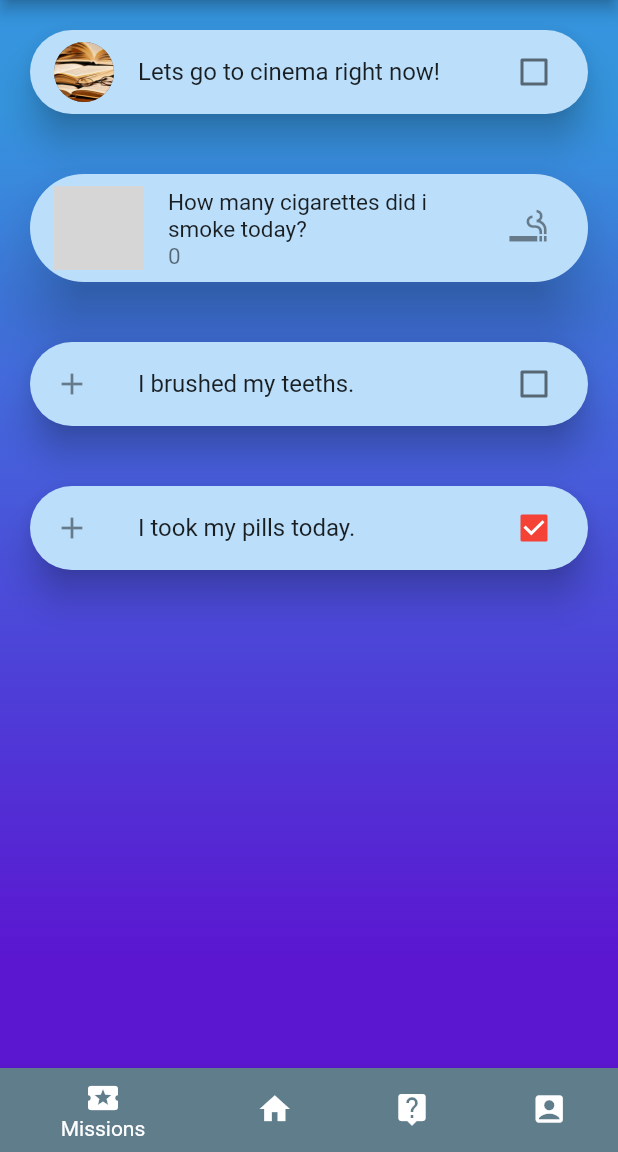
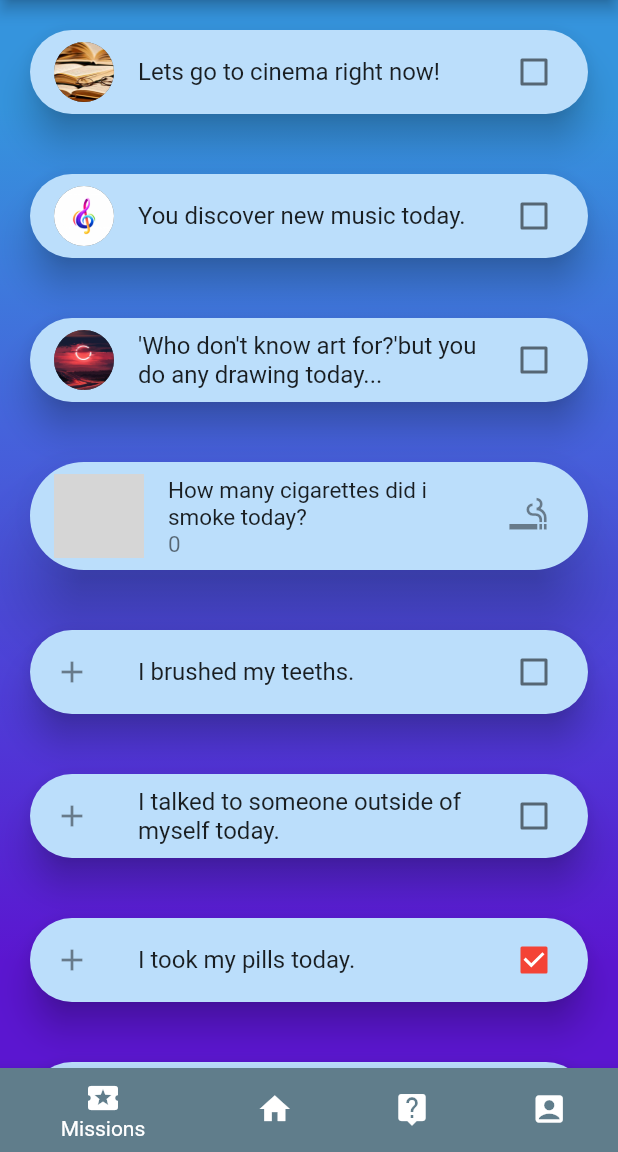
Before and after one commit to Weapfrog/DeppresionCoach, a Flutter app: the SecondPage screen opened directly, after a tap on "I took my pills today.", on a phone screen of 412 x 824 dp, the part 84-1236 px from its top. Run offline on Flutter 3.47's test engine with Material 2 defaults, Android fonts, the phone set to English and light mode, and no system bars; network calls fail; Roboto replaces fonts that are missing (Helvetica); grey boxes are pictures that could not be loaded.

Commit message:
Edited again

```diff
--- a/lib/gorevler.dart
+++ b/lib/gorevler.dart
@@ -3,6 +3,11 @@ import 'package:flutter/material.dart';
 bool checkBoxState = false;
 bool checkBoxState1 = false;
 bool checkBoxState2= false;
+bool checkBoxState3= false;
+bool checkBoxState4= false;
+bool checkBoxState5= false;
+bool checkBoxState6= false;
+bool checkBoxState7= false;
 
 class Gorevler extends StatefulWidget {
   @override
@@ -58,6 +63,56 @@ class GorevlerState extends State<Gorevler> {
             ),
               ],
             ),
+            Column(
+              children: <Widget>[
+                Card(
+              shape: RoundedRectangleBorder(
+                borderRadius: BorderRadius.circular(45.0),
+              ),
+              margin: EdgeInsets.all(20),
+              color: Colors.blue.shade100,
+              elevation: 10,
+              child: CheckboxListTile(
+                value: checkBoxState7,
+                onChanged: (secildi) {
+                  setState(() {
+                    checkBoxState7 = secildi;
+                  });
+                },
+                activeColor: Colors.red,
+                title: Text("You discover new music today."),
+                secondary: CircleAvatar(
+                  backgroundImage: AssetImage("assets/images/music.jpg"),
+                ),
+              ),
+            ),
+              ],
+            ),
+              Column(
+              children: <Widget>[
+                Card(
+              shape: RoundedRectangleBorder(
+                borderRadius: BorderRadius.circular(45.0),
+              ),
+              margin: EdgeInsets.all(20),
+              color: Colors.blue.shade100,
+              elevation: 10,
+              child: CheckboxListTile(
+                value: checkBoxState6,
+                onChanged: (secildi) {
+                  setState(() {
+                    checkBoxState6 = secildi;
+                  });
+                },
+                activeColor: Colors.red,
+                title: Text("'Who don't know art for?'but you do any drawing today..."),
+                secondary: CircleAvatar(
+                  backgroundImage: AssetImage("assets/images/wallpaper.jpg"),
+                ),
+              ),
+            ),
+              ],
+            ),
             Card(
               shape: RoundedRectangleBorder(
                 borderRadius: BorderRadius.circular(90.0),
@@ -88,6 +143,7 @@ class GorevlerState extends State<Gorevler> {
                         _incrementCounter();
                       })),
             ),
+
             Card(
               shape: RoundedRectangleBorder(
                 borderRadius: BorderRadius.circular(45.0),
@@ -116,6 +172,66 @@ class GorevlerState extends State<Gorevler> {
               color: Colors.blue.shade100,
               elevation: 10,
               child: CheckboxListTile(
+                checkColor: Colors.white,
+                value: checkBoxState3,
+                onChanged: (secildi) {
+                  setState(() {
+                    checkBoxState3 = secildi;
+                  });
+                },
+                activeColor: Colors.red,
+                title: Text("I talked to someone outside of myself today."),
+                secondary: Icon(Icons.add),
+              ),
+            ),
+            Card(
+              shape: RoundedRectangleBorder(
+                borderRadius: BorderRadius.circular(45.0),
+              ),
+              margin: EdgeInsets.all(20),
+              color: Colors.blue.shade100,
+              elevation: 10,
+              child: CheckboxListTile(
+                checkColor: Colors.white,
+                value: checkBoxState4,
+                onChanged: (secildi) {
+                  setState(() {
+                    checkBoxState4 = secildi;
+                  });
+                },
+                activeColor: Colors.red,
+                title: Text("I took my pills today."),
+                secondary: Icon(Icons.add),
+              ),
+            ),
+            Card(
+              shape: RoundedRectangleBorder(
+                borderRadius: BorderRadius.circular(45.0),
+              ),
+              margin: EdgeInsets.all(20),
+              color: Colors.blue.shade100,
+              elevation: 10,
+              child: CheckboxListTile(
+                checkColor: Colors.white,
+                value: checkBoxState5,
+                onChanged: (secildi) {
+                  setState(() {
+                    checkBoxState5 = secildi;
+                  });
+                },
+                activeColor: Colors.red,
+                title: Text("I kept my room tidy."),
+                secondary: Icon(Icons.add),
+              ),
+            ),
+            Card(
+              shape: RoundedRectangleBorder(
+                borderRadius: BorderRadius.circular(45.0),
+              ),
+              margin: EdgeInsets.all(20),
+              color: Colors.blue.shade100,
+              elevation: 10,
+              child: CheckboxListTile(
                 value: checkBoxState1,
                 onChanged: (secildi) {
                   setState(() {
@@ -123,7 +239,7 @@ class GorevlerState extends State<Gorevler> {
                   });
                 },
                 activeColor: Colors.red,
-                title: Text("I took my pills today."),
+                title: Text("My sleep is in order (I sleep more than 5 hours)."),
                 secondary: Icon(Icons.add),
               ),
             ),
--- a/lib/profil.dart
+++ b/lib/profil.dart
@@ -2,14 +2,21 @@ import 'package:flutter/material.dart';
 import 'package:flutter_app/home_screen.dart';
 import 'package:flutter_app/log_in_page.dart';
 
-class Profil extends StatelessWidget {
+class Profil extends StatefulWidget {
+  @override
+  _ProfilState createState() => _ProfilState();
+}
+
+class _ProfilState extends State<Profil> {
+  static double _lowerValue = 1;
+  static double _upperValue = 5;
+  RangeValues values = RangeValues(_lowerValue, _upperValue);
   @override
   Widget build(BuildContext context) {
     return Scaffold(
-      body:Container(
-        height: 900,
+      body: Container(
+          height: 900,
           decoration: BoxDecoration(
-
               gradient: LinearGradient(
                   colors: [
                     Color(0xFF3594DD),
@@ -139,7 +146,24 @@ class Profil extends StatelessWidget {
                     ),
                   ),
                   SizedBox(height: 20),
+                  RangeSlider(
+                      min: _lowerValue,
+                      max: _upperValue,
+                      divisions: 4,
+                      values: values,
+                      labels: RangeLabels(values.start.toString(), values.end.toString()),
+                      onChanged: (val){
+                        setState(() {
+                          values = val;
+                        });
+                      },
+                      activeColor: Colors.blueGrey,
+                      inactiveColor: Colors.black,)
+                      ,Container(
+                        child: Text("Your Level : 2",style: TextStyle(color: Colors.black87,fontSize: 24),)
+                      )
                 ],
+
               ),
             ),
           )),
```
